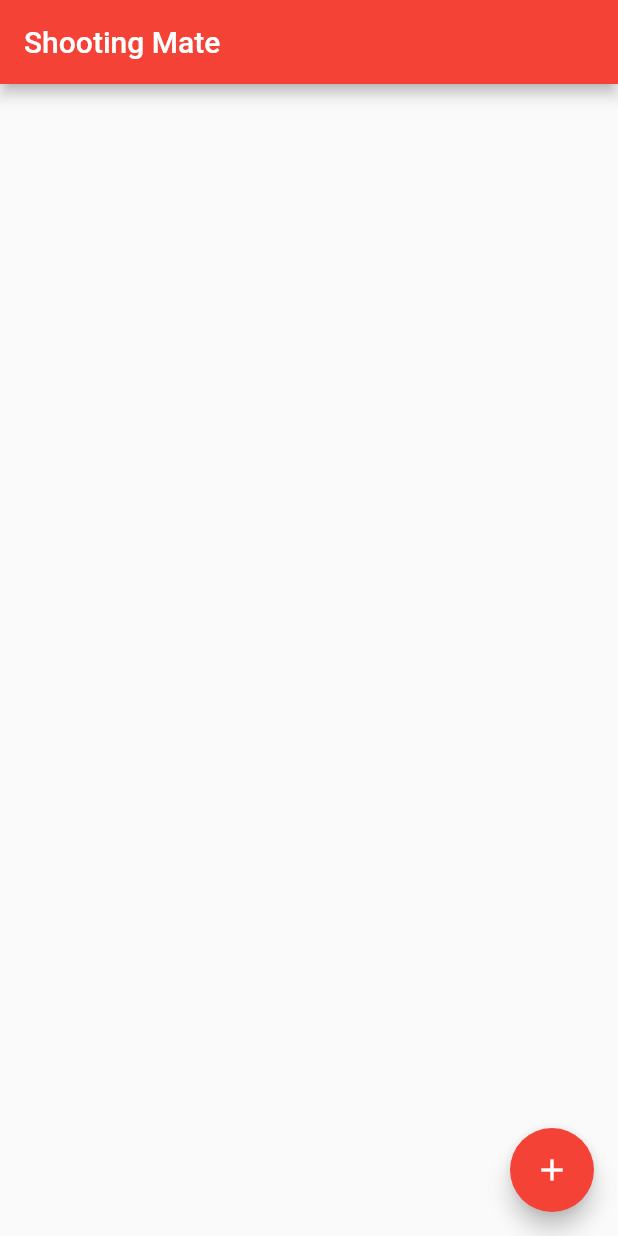
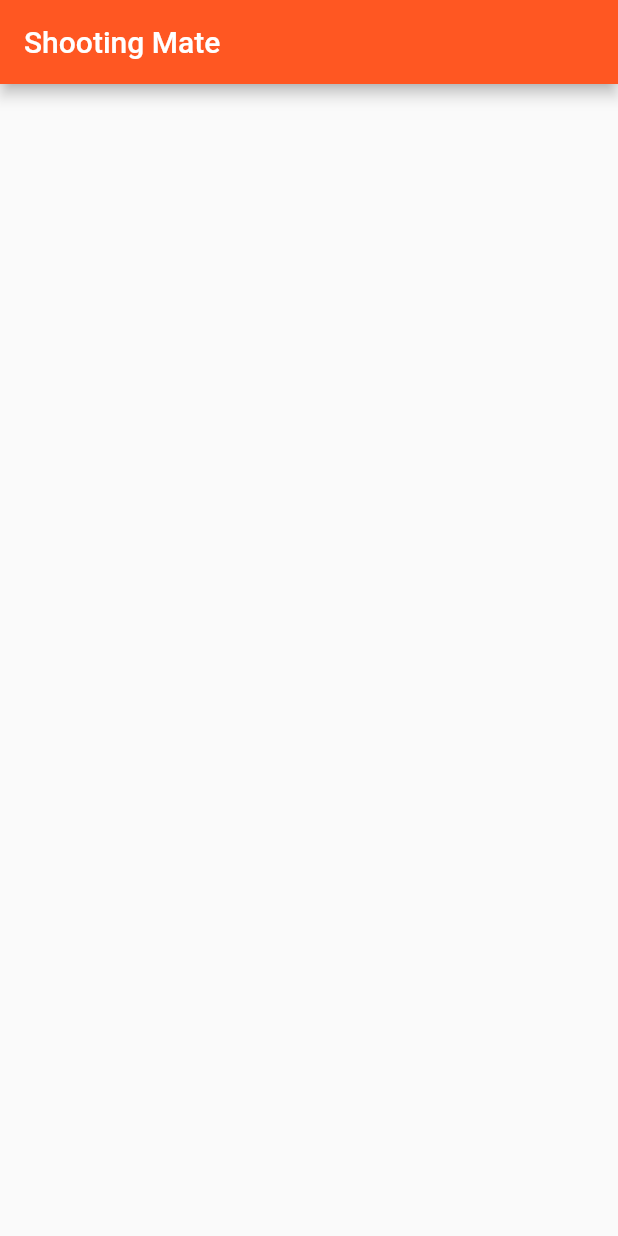
Before and after one commit to Shooting-Mate/mobileapp, a Flutter app: the screen it shows after launch, on a phone screen of 412 x 824 dp. Run offline on Flutter 3.47's test engine with Material 2 defaults, Android fonts, the phone set to English and light mode, and no system bars.

Commit message:
SM-1: Created a sceleton of a mobile application

```diff
--- a/lib/main.dart
+++ b/lib/main.dart
@@ -11,7 +11,7 @@ class MyApp extends StatelessWidget {
     return MaterialApp(
       title: 'Shooting Mate',
       theme: ThemeData(
-        primarySwatch: Colors.red,
+        primarySwatch: Colors.deepOrange,
         visualDensity: VisualDensity.adaptivePlatformDensity,
       ),
       home: MyHomePage(title: 'Shooting Mate'),
@@ -28,14 +28,6 @@ class MyHomePage extends StatefulWidget {
 }
 
 class _MyHomePageState extends State<MyHomePage> {
-  int _counter = 0;
-
-  void _incrementCounter() {
-    setState(() {
-      _counter++;
-    });
-  }
-
   @override
   Widget build(BuildContext context) {
     return Scaffold(
@@ -43,11 +35,6 @@ class _MyHomePageState extends State<MyHomePage> {
         title: Text(widget.title),
       ),
       body: Center(),
-      floatingActionButton: FloatingActionButton(
-        onPressed: _incrementCounter,
-        tooltip: 'Increment',
-        child: Icon(Icons.add),
-      ),
     );
   }
 }
```
